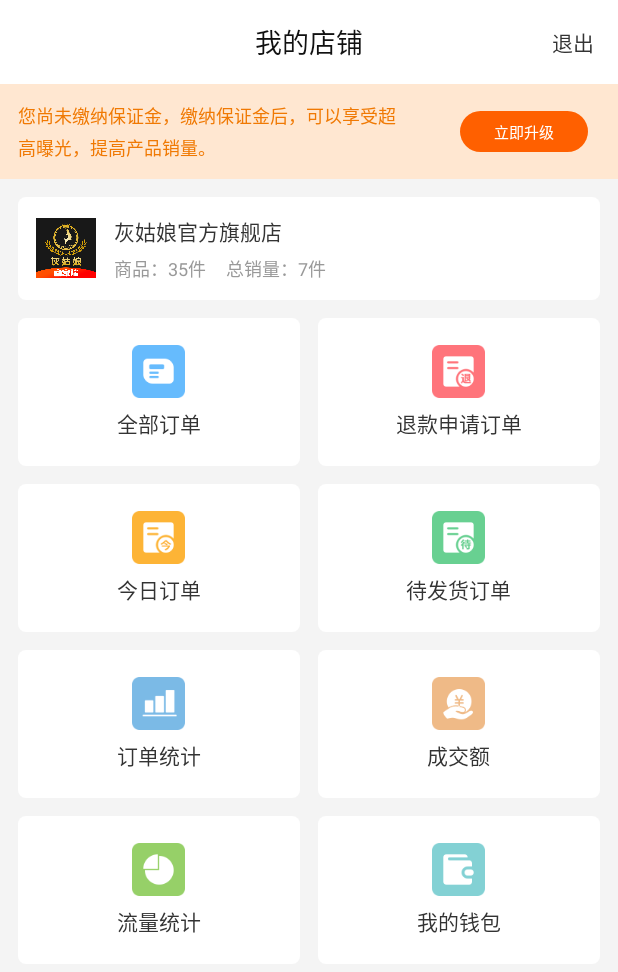
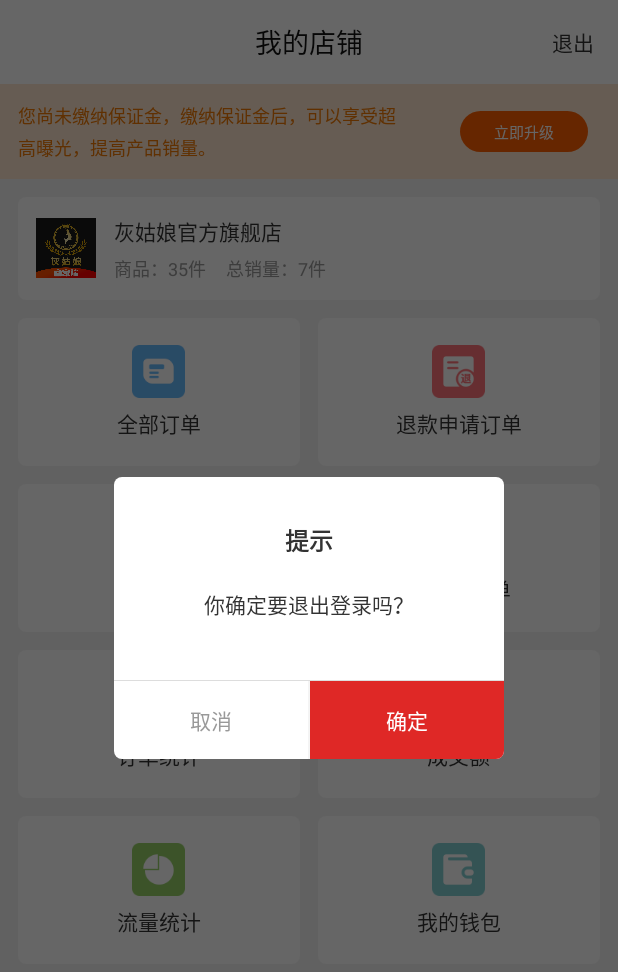
Before and after one commit to tozzais/CinderellaStore, an Android app: the MainActivity screen opened directly, with no data from a screen before it, after a tap on "退出", on a phone screen of 412 x 824 dp. Shown: the top 972 px of the screen. Run offline under Robolectric (Android 15) with nearby library versions, the phone set to English and light mode, and no system bars; our stand-ins replace ButterKnife, CircleImageView, EventBus; libraries missing offline, so code that uses them is left out: com.flyco.roundview; plain views replace RoundTextView.

Commit message:
退出提示框

```diff
--- a/app/src/main/java/com/cinderellavip/store/MainActivity.java
+++ b/app/src/main/java/com/cinderellavip/store/MainActivity.java
@@ -8,6 +8,8 @@ import android.widget.ImageView;
 import android.widget.LinearLayout;
 import android.widget.TextView;
 
+import com.cinderellavip.store.dialog.CenterDialogUtil;
+import com.cinderellavip.store.ui.LoginActivity;
 import com.flyco.roundview.RoundTextView;
 import com.tozzais.baselibrary.ui.BaseActivity;
 
@@ -89,4 +91,22 @@ public class MainActivity extends BaseActivity {
                 break;
         }
     }
+
+    @Override
+    public void initListener() {
+        super.initListener();
+        tv_right.setOnClickListener(view -> {
+            exit();
+        });
+    }
+
+    private void exit(){
+        CenterDialogUtil.showTwo(mContext,"提示","你确定要退出登录吗？","取消","确定", s->{
+            if (s.equals("1")){
+                LoginActivity.launch(mActivity);
+                finish();
+            }
+
+        });
+    }
 }
--- /dev/null
+++ b/app/src/main/java/com/cinderellavip/store/dialog/CenterDialogUtil.java
@@ -0,0 +1,46 @@
+package com.cinderellavip.store.dialog;
+
+import android.app.Dialog;
+import android.content.Context;
+import android.view.View;
+import android.widget.TextView;
+
+import com.cinderellavip.store.R;
+import com.cinderellavip.store.listener.OnGetStringListener;
+
+
+public class CenterDialogUtil {
+
+
+    private static Dialog cityDialog;
+
+
+
+
+    public static void showTwo(Context context,
+                               String title, String content, String btnCancel, String btnSure
+            , final OnGetStringListener listener) {
+        View messageView = View.inflate(context, R.layout.pop_one_btn2, null);
+        cityDialog = DialogUtils.getCenterDialog(context, messageView);
+        TextView tv_title = messageView.findViewById(R.id.tv_title);
+        TextView tv_content = messageView.findViewById(R.id.tv_content);
+        TextView tv_cancel = messageView.findViewById(R.id.tv_cancel);
+        TextView tv_sure = messageView.findViewById(R.id.tv_sure);
+        tv_title.setText(title);
+        tv_content.setText(content);
+        tv_cancel.setText(btnCancel);
+        tv_sure.setText(btnSure);
+        tv_sure.setOnClickListener(v -> {
+            listener.getString("1");
+            cityDialog.dismiss();
+            cityDialog = null;
+        });
+        tv_cancel.setOnClickListener(v -> {
+            listener.getString("0");
+            cityDialog.dismiss();
+            cityDialog = null;
+
+        });
+    }
+
+}
--- /dev/null
+++ b/app/src/main/java/com/cinderellavip/store/listener/OnGetStringListener.java
@@ -0,0 +1,5 @@
+package com.cinderellavip.store.listener;
+
+public interface OnGetStringListener {
+    void getString(String s);
+}
--- /dev/null
+++ b/app/src/main/res/drawable/shape_redsolid_bottonright5.xml
@@ -0,0 +1,11 @@
+<?xml version="1.0" encoding="utf-8"?>
+<shape xmlns:android="http://schemas.android.com/apk/res/android">
+    //这里是Linearlayout布局的背景颜色
+    <solid android:color="@color/red" />
+
+    <corners
+        android:bottomRightRadius="5dp"
+        android:bottomLeftRadius="0dp"
+        android:topLeftRadius="0dp"
+        android:topRightRadius="0dp"/>
+</shape>
--- /dev/null
+++ b/app/src/main/res/drawable/shape_whitesolid_bottonleft5.xml
@@ -0,0 +1,10 @@
+<?xml version="1.0" encoding="utf-8"?>
+<shape xmlns:android="http://schemas.android.com/apk/res/android">
+    <solid android:color="@color/grayText" />
+
+    <corners
+        android:bottomRightRadius="0dp"
+        android:bottomLeftRadius="5dp"
+        android:topLeftRadius="0dp"
+        android:topRightRadius="0dp"/>
+</shape>
--- /dev/null
+++ b/app/src/main/res/drawable/touch_bg_bottom_left.xml
@@ -0,0 +1,13 @@
+<?xml version="1.0" encoding="utf-8"?>
+<ripple xmlns:android="http://schemas.android.com/apk/res/android"
+    android:color="@color/item_touch_color">
+    <item android:id="@android:id/mask"
+          android:drawable="@drawable/shape_whitesolid_bottonleft5" />
+    <item>
+        <shape android:shape="rectangle" >
+            <!--<corners android:radius="@dimen/dp_4"/>-->
+            <solid android:drawable="@drawable/shape_whitesolid_bottonleft5"/>
+            <!--<stroke android:color="@color/item_touch_color" android:width="1px"/>-->
+        </shape>
+    </item>
+</ripple>
--- /dev/null
+++ b/app/src/main/res/layout/pop_one_btn2.xml
@@ -0,0 +1,96 @@
+<?xml version="1.0" encoding="utf-8"?>
+<RelativeLayout
+    xmlns:android="http://schemas.android.com/apk/res/android"
+    android:layout_width="wrap_content"
+    android:layout_height="wrap_content"
+    android:paddingTop="30dp"
+    android:layout_marginLeft="40dp"
+    android:layout_marginRight="40dp"
+    android:background="@drawable/shape_white5"
+    >
+
+    <LinearLayout
+        android:layout_width="wrap_content"
+        android:layout_height="wrap_content"
+        android:gravity="center"
+        android:orientation="vertical">
+
+        <TextView
+            android:id="@+id/tv_title"
+            android:layout_width="wrap_content"
+            android:layout_height="wrap_content"
+            android:text="确定要兑换商品吗？"
+            android:textSize="16sp"
+            android:textStyle="bold"
+            android:paddingLeft="60dp"
+            android:paddingRight="60dp"
+            android:textColor="@color/black_title_color"
+            />
+
+        <TextView
+            android:id="@+id/tv_content"
+            android:layout_width="wrap_content"
+            android:layout_height="wrap_content"
+            android:paddingTop="20dp"
+            android:paddingBottom="40dp"
+            android:paddingLeft="60dp"
+            android:paddingRight="60dp"
+            android:lineSpacingExtra="5dp"
+            android:text="是否使用200积分兑换改商品？"
+            android:textSize="14sp"
+            android:gravity="center"
+            android:textColor="@color/black_title_color"
+            />
+
+        <View
+            style="@style/line_light"
+            />
+
+        <LinearLayout
+            android:layout_width="match_parent"
+            android:layout_height="wrap_content"
+            android:orientation="horizontal">
+            <TextView
+                android:id="@+id/tv_cancel"
+                android:layout_width="0dp"
+                android:layout_weight="1"
+                android:layout_height="wrap_content"
+                android:lineSpacingExtra="5dp"
+                android:text="暂不兑换"
+                android:gravity="center"
+                android:textSize="14sp"
+                android:paddingTop="15dp"
+                android:paddingBottom="15dp"
+                android:background="@drawable/touch_bg_bottom_left"
+                android:textColor="@color/grayText"
+
+                />
+
+            <View
+                android:layout_width="1dp"
+                android:layout_height="match_parent"
+                android:background="@color/gray_bg"/>
+
+            <TextView
+                android:id="@+id/tv_sure"
+                android:layout_width="0dp"
+                android:layout_weight="1"
+                android:background="@drawable/shape_redsolid_bottonright5"
+                android:layout_height="wrap_content"
+                android:lineSpacingExtra="5dp"
+                android:text="确定兑换"
+                android:gravity="center"
+                android:textSize="14sp"
+                android:paddingTop="15dp"
+                android:paddingBottom="15dp"
+                android:textColor="@color/white"
+                />
+
+        </LinearLayout>
+    </LinearLayout>
+
+
+
+
+
+</RelativeLayout>
```
Also changed, not shown: app/src/main/res/drawable/shape_graysolid_bottonleft5.xml (added, +12 -0 lines), app/src/main/res/drawable/shape_graysolid_bottonright5.xml (added, +12 -0 lines), app/src/main/res/drawable/shape_graysolid_topleft5.xml (added, +12 -0 lines), app/src/main/res/drawable/shape_graysolid_topright5.xml (added, +12 -0 lines), app/src/main/res/drawable/shape_white5_selete.xml (added, +8 -0 lines), app/src/main/res/drawable/shape_whitesolid_bottonright5.xml (added, +11 -0 lines), app/src/main/res/drawable/shape_whitesolid_topleft5.xml (added, +11 -0 lines), app/src/main/res/drawable/shape_whitesolid_topright5.xml (added, +11 -0 lines), app/src/main/res/drawable/touch_bg_bottom_right.xml (added, +13 -0 lines), app/src/main/res/drawable/touch_bg_shapewhite5.xml (added, +13 -0 lines), app/src/main/res/drawable/touch_bg_top_left.xml (added, +13 -0 lines), app/src/main/res/drawable/touch_bg_top_right.xml (added, +13 -0 lines).
